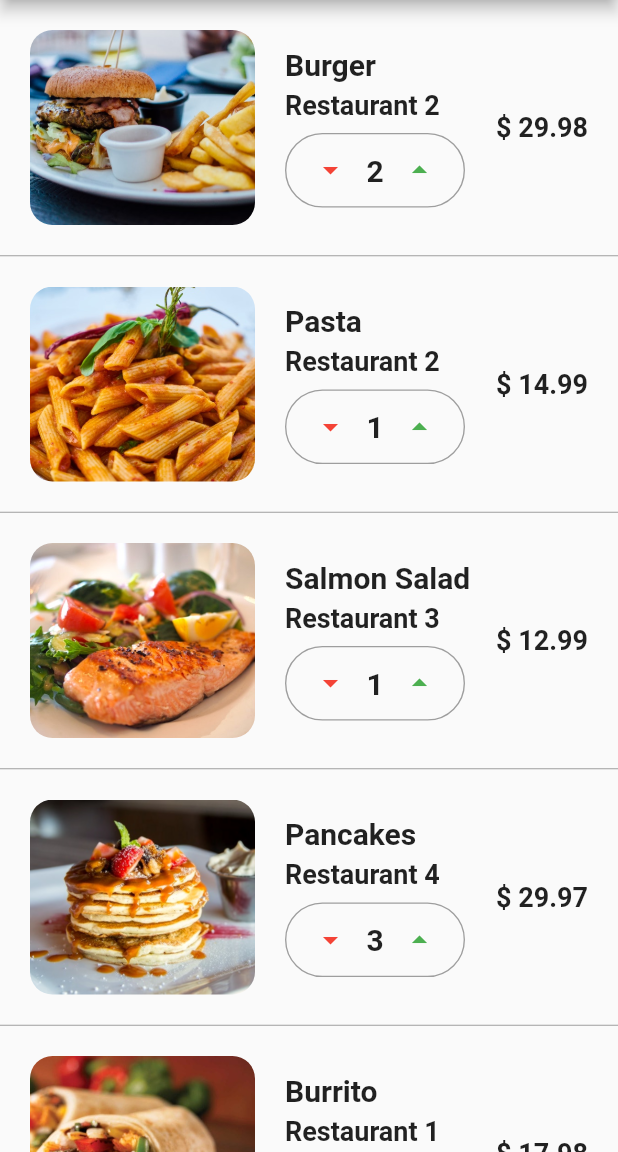
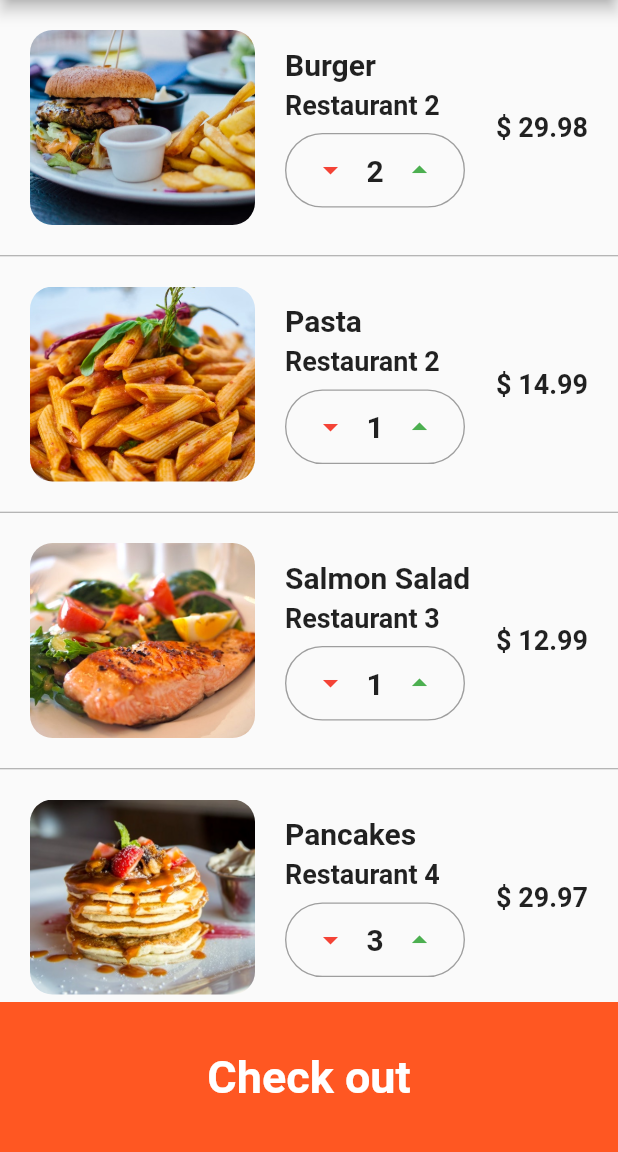
Before and after one commit to johnPractice/flutter_deleviry_app, a Flutter app: the CartScreen screen opened directly, on a phone screen of 412 x 824 dp, the part 84-1236 px from its top. Run offline on Flutter 3.47's test engine with Material 2 defaults, Android fonts, the phone set to English and light mode, and no system bars.

Commit message:
added checkout btn

```diff
--- a/lib/screans/cart_screen.dart
+++ b/lib/screans/cart_screen.dart
@@ -14,7 +14,9 @@ class CartScreen extends StatefulWidget {
 
 class _CartScreenState extends State<CartScreen> {
   _buildCartItem({order}) {
-    final String _totalPrice = '\$ '+(order.food.price*order.quantity).toString();
+    final String _totalPrice =
+        '\$ ' + (order.food.price * order.quantity).toString();
+
     return Container(
       padding: EdgeInsets.all(20.0),
       height: 170.0,
@@ -103,15 +105,18 @@ class _CartScreenState extends State<CartScreen> {
               ],
             ),
           ),
-          Text(_totalPrice,style: TextStyle(fontSize: 18.0,fontWeight: FontWeight.w600),),
+          Text(
+            _totalPrice,
+            style: TextStyle(fontSize: 18.0, fontWeight: FontWeight.w600),
+          ),
         ],
-
       ),
     );
   }
 
   @override
   Widget build(BuildContext context) {
+    double total = 0;
     return Scaffold(
       appBar: AppBar(
         title: Center(child: Text('Cart (' + widget.title.toString() + ')')),
@@ -119,8 +124,75 @@ class _CartScreenState extends State<CartScreen> {
       body: ListView.separated(
           physics: BouncingScrollPhysics(),
           itemBuilder: (BuildContext context, int index) {
-            Order orderIndex = widget.order[index];
-            return _buildCartItem(order: orderIndex);
+            if (index < widget.order.length) {
+              Order orderIndex = widget.order[index];
+              total = total + orderIndex.food.price * orderIndex.quantity;
+              return _buildCartItem(order: orderIndex);
+            }
+            return Padding(
+              padding: EdgeInsets.all(20.0),
+              child: Column(
+                children: <Widget>[
+                  Row(
+                    mainAxisAlignment: MainAxisAlignment.spaceBetween,
+                    children: <Widget>[
+                      Text(
+                        'Total Coast :',
+                        style: TextStyle(
+                          fontWeight: FontWeight.bold,
+                          fontSize: 20.0,
+                          color: Colors.black,
+                        ),
+                      ),
+                      Text(
+                        '\$ ' + total.toStringAsFixed(2),
+                        style: TextStyle(
+                          fontWeight: FontWeight.bold,
+                          fontSize: 20.0,
+                          color: Colors.green,
+                        ),
+                      ),
+                    ],
+                  ),
+                  SizedBox(
+                    height: 15.0,
+                  ),
+                  Row(
+                    mainAxisAlignment: MainAxisAlignment.spaceBetween,
+                    children: <Widget>[
+                      Text(
+                        'Total time Delivery :',
+                        style: TextStyle(
+                          fontWeight: FontWeight.bold,
+                          fontSize: 20.0,
+                          color: Colors.black,
+                        ),
+                      ),
+                      Row(
+                        children: <Widget>[
+                          Text(
+                            '25 min',
+                            style: TextStyle(
+                              fontWeight: FontWeight.bold,
+                              fontSize: 20.0,
+                              color: Theme.of(context).primaryColor,
+                            ),
+                          ),
+                          SizedBox(
+                            width: 5.0,
+                          ),
+                          Icon(
+                            Icons.motorcycle,
+                            color: Theme.of(context).primaryColor,
+                          ),
+                        ],
+                      ),
+                    ],
+                  ),
+                  SizedBox(height: 120.0,)
+                ],
+              ),
+            );
           },
           separatorBuilder: (BuildContext context, int index) {
             return Divider(
@@ -128,7 +200,24 @@ class _CartScreenState extends State<CartScreen> {
               color: Colors.grey,
             );
           },
-          itemCount: widget.title),
+          itemCount: widget.title + 1),
+      bottomSheet: GestureDetector(
+        onTap: () {},
+        child: Container(
+          height: 100.0,
+          width: MediaQuery.of(context).size.width,
+          color: Theme.of(context).primaryColor,
+          child: Center(
+            child: Text(
+              'Check out',
+              style: TextStyle(
+                  fontSize: 30.0,
+                  fontWeight: FontWeight.bold,
+                  color: Colors.white),
+            ),
+          ),
+        ),
+      ),
     );
   }
 }
```
